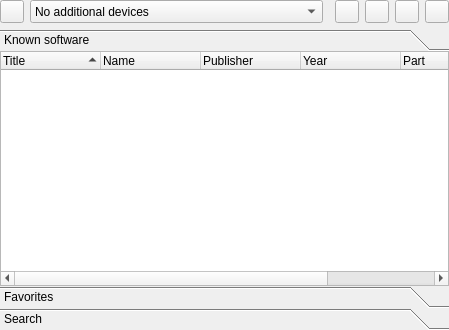
Before: the Qt Designer form softwarelist.ui in qmc2/qmc2-mame-fe, drawn with Qt 5.
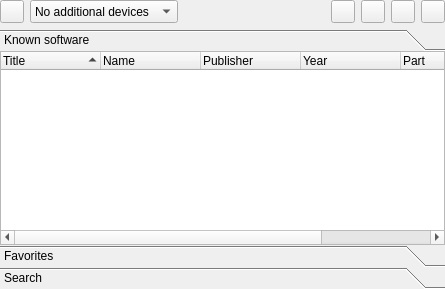
After: the same form once the commit is applied. Icons and pictures are not drawn.

The edit to the form file:
```diff
--- a/softwarelist.ui
+++ b/softwarelist.ui
@@ -7,8 +7,8 @@
    <rect>
     <x>0</x>
     <y>0</y>
-    <width>449</width>
-    <height>330</height>
+    <width>445</width>
+    <height>289</height>
    </rect>
   </property>
   <property name="windowTitle">
@@ -19,6 +19,8 @@
     <number>0</number>
    </property>
    <item row="0" column="0">
+    <layout class="QHBoxLayout" name="horizontalLayout">
+     <item>
     <widget class="QToolButton" name="toolButtonReload">
      <property name="sizePolicy">
       <sizepolicy hsizetype="Fixed" vsizetype="Minimum">
@@ -38,7 +40,7 @@
      </property>
     </widget>
    </item>
-   <item row="0" column="1">
+     <item>
     <widget class="QComboBox" name="comboBoxDeviceConfiguration">
      <property name="sizePolicy">
       <sizepolicy hsizetype="MinimumExpanding" vsizetype="Minimum">
@@ -59,7 +61,20 @@
      </item>
     </widget>
    </item>
-   <item row="0" column="3">
+     <item>
+      <spacer name="horizontalSpacer">
+       <property name="orientation">
+        <enum>Qt::Horizontal</enum>
+       </property>
+       <property name="sizeHint" stdset="0">
+        <size>
+         <width>0</width>
+         <height>20</height>
+        </size>
+       </property>
+      </spacer>
+     </item>
+     <item>
     <widget class="QToolButton" name="toolButtonAddToFavorites">
      <property name="sizePolicy">
       <sizepolicy hsizetype="Fixed" vsizetype="Minimum">
@@ -79,7 +94,7 @@
      </property>
     </widget>
    </item>
-   <item row="0" column="4">
+     <item>
     <widget class="QToolButton" name="toolButtonRemoveFromFavorites">
      <property name="sizePolicy">
       <sizepolicy hsizetype="Fixed" vsizetype="Minimum">
@@ -99,7 +114,7 @@
      </property>
     </widget>
    </item>
-   <item row="0" column="5">
+     <item>
     <widget class="QToolButton" name="toolButtonPlay">
      <property name="sizePolicy">
       <sizepolicy hsizetype="Fixed" vsizetype="Minimum">
@@ -119,7 +134,7 @@
      </property>
     </widget>
    </item>
-   <item row="0" column="6">
+     <item>
     <widget class="QToolButton" name="toolButtonPlayEmbedded">
      <property name="sizePolicy">
       <sizepolicy hsizetype="Fixed" vsizetype="Minimum">
@@ -139,7 +154,9 @@
      </property>
     </widget>
    </item>
-   <item row="1" column="0" colspan="7">
+    </layout>
+   </item>
+   <item row="1" column="0">
     <widget class="QToolBox" name="toolBoxSoftwareList">
      <property name="currentIndex">
       <number>0</number>
@@ -152,8 +169,8 @@
        <rect>
         <x>0</x>
         <y>0</y>
-        <width>449</width>
-        <height>227</height>
+        <width>445</width>
+        <height>184</height>
        </rect>
       </property>
       <attribute name="icon">
@@ -413,22 +430,6 @@
      </widget>
     </widget>
    </item>
-   <item row="0" column="2">
-    <spacer name="horizontalSpacer">
-     <property name="orientation">
-      <enum>Qt::Horizontal</enum>
-     </property>
-     <property name="sizeType">
-      <enum>QSizePolicy::Preferred</enum>
-     </property>
-     <property name="sizeHint" stdset="0">
-      <size>
-       <width>0</width>
-       <height>20</height>
-      </size>
-     </property>
-    </spacer>
-   </item>
   </layout>
  </widget>
  <layoutdefault spacing="6" margin="6"/>
```
Left out of the diff: 8 changed lines with no effect on the pictures. Lines whose indentation alone changed are shown as unchanged.
